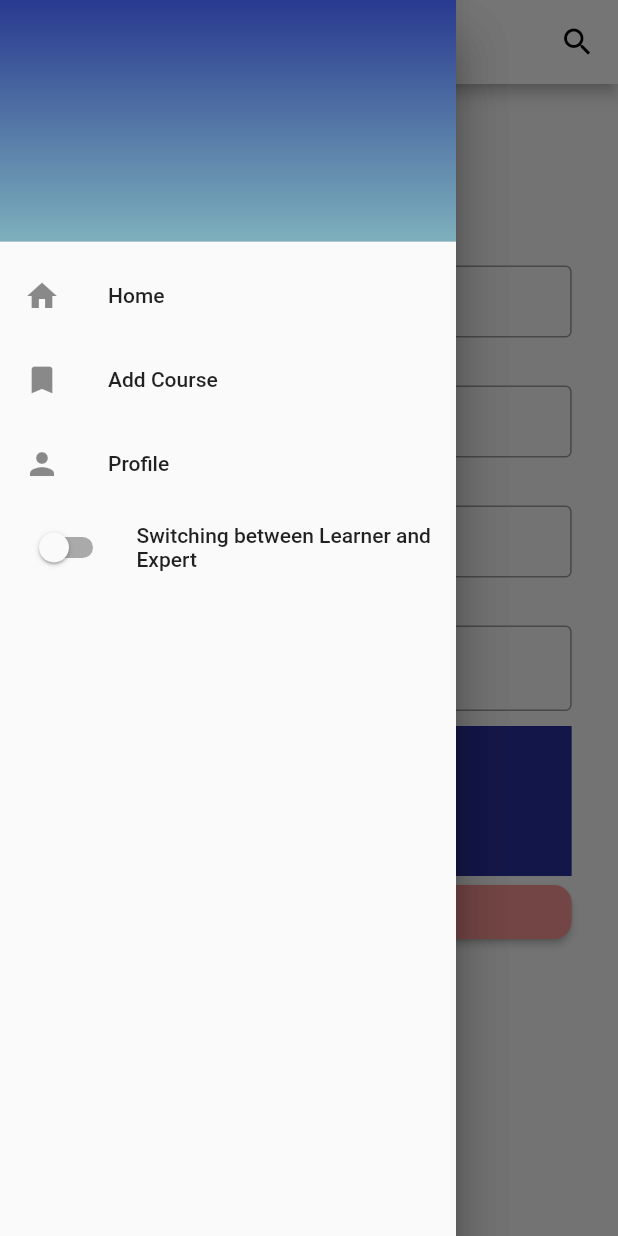
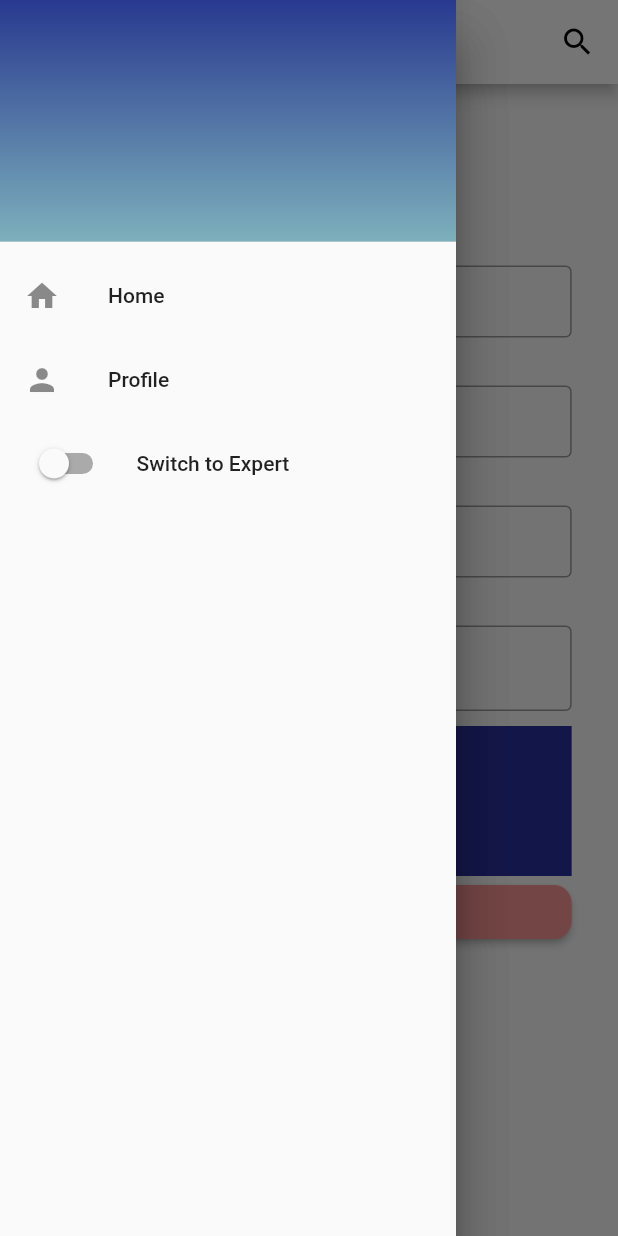
Before and after one commit to Quantax-Technologies/Course-App, a Flutter app: the AddCourse screen opened directly, with the side drawer open, on a phone screen of 412 x 824 dp. Run offline on Flutter 3.47's test engine with Material 2 defaults, Android fonts, the phone set to English and light mode, and no system bars; our stand-ins replace cloud_firestore, file_picker, firebase_auth, firebase_core, firebase_storage, google_sign_in; missing offline and left inert: flutter_facebook_auth; accounts and stored records are empty.

Commit message:
switch added

```diff
--- a/lib/Components/drawer.dart
+++ b/lib/Components/drawer.dart
@@ -38,6 +38,7 @@ class _DrawerClassState extends State<DrawerClass> {
                   .push(MaterialPageRoute(builder: (context) => Home()));
             },
           ),
+          if (switchvalue) ...[
             ListTile(
               leading: Icon(Icons.bookmark),
               title: Text('Add Course'),
@@ -46,6 +47,7 @@ class _DrawerClassState extends State<DrawerClass> {
                     .push(MaterialPageRoute(builder: (context) => AddCourse()));
               },
             ),
+          ],
           ListTile(
             leading: Icon(Icons.person),
             title: Text('Profile'),
@@ -63,9 +65,18 @@ class _DrawerClassState extends State<DrawerClass> {
                 setState(() {
                   switchvalue = val;
                 });
+                if (switchvalue) {
+                  setState(() {
+                    switchtext = "Switch to Learner";
+                  });
+                } else {
+                  setState(() {
+                    switchtext = "Switch to Expert";
+                  });
+                }
               },
             ),
-            title: Text('Switching between Learner and Expert'),
+            title: Text(switchtext),
           )
         ],
       ),
```
Lines whose indentation alone changed are shown as unchanged.
